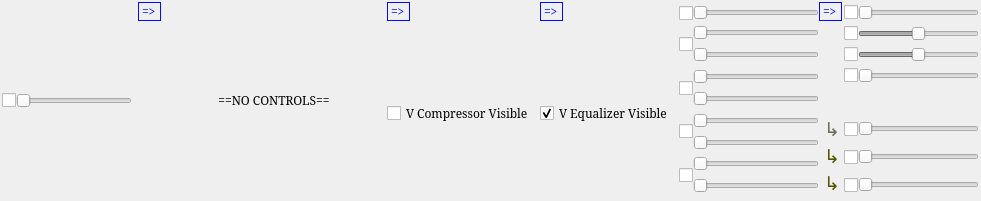
kmatheussen/radium, file Qt/qt4_audio_instrument_widget.ui: the form before one commit.
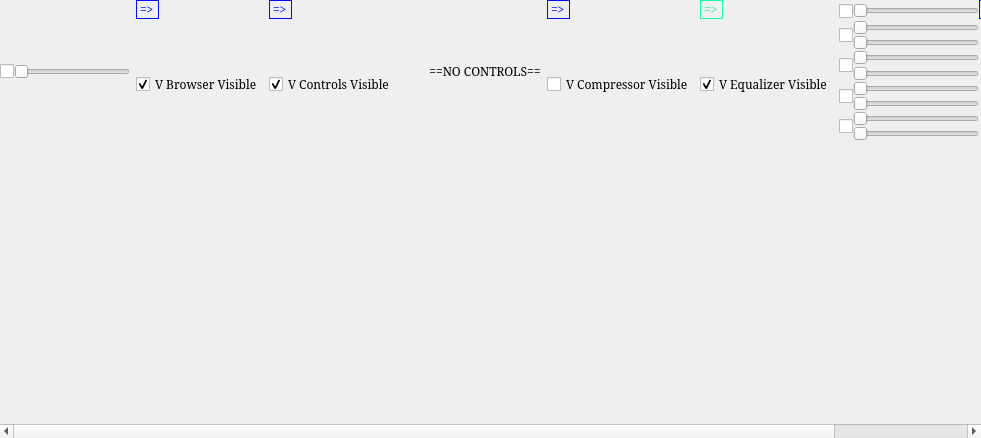
The form after the commit.

The edit to the form file:
```diff
--- a/Qt/qt4_audio_instrument_widget.ui
+++ b/Qt/qt4_audio_instrument_widget.ui
@@ -10,15 +10,21 @@
     <x>0</x>
     <y>0</y>
     <width>981</width>
-    <height>201</height>
+    <height>438</height>
    </rect>
   </property>
   <property name="sizePolicy">
-   <sizepolicy hsizetype="MinimumExpanding" vsizetype="MinimumExpanding">
+   <sizepolicy hsizetype="MinimumExpanding" vsizetype="Fixed">
     <horstretch>0</horstretch>
     <verstretch>0</verstretch>
    </sizepolicy>
   </property>
+  <property name="minimumSize">
+   <size>
+    <width>0</width>
+    <height>0</height>
+   </size>
+  </property>
   <property name="font">
    <font>
     <family>Serif</family>
@@ -38,9 +44,78 @@
   </property>
   <layout class="QGridLayout" name="gridLayout_3">
    <property name="margin">
+    <number>0</number>
+   </property>
+   <property name="spacing">
+    <number>0</number>
+   </property>
+   <item row="0" column="0">
+    <widget class="QScrollArea" name="scrollArea">
+     <property name="sizePolicy">
+      <sizepolicy hsizetype="Minimum" vsizetype="Expanding">
+       <horstretch>0</horstretch>
+       <verstretch>0</verstretch>
+      </sizepolicy>
+     </property>
+     <property name="minimumSize">
+      <size>
+       <width>0</width>
+       <height>0</height>
+      </size>
+     </property>
+     <property name="frameShape">
+      <enum>QFrame::NoFrame</enum>
+     </property>
+     <property name="lineWidth">
+      <number>0</number>
+     </property>
+     <property name="verticalScrollBarPolicy">
+      <enum>Qt::ScrollBarAlwaysOff</enum>
+     </property>
+     <property name="horizontalScrollBarPolicy">
+      <enum>Qt::ScrollBarAsNeeded</enum>
+     </property>
+     <property name="widgetResizable">
+      <bool>true</bool>
+     </property>
+     <widget class="QWidget" name="scrollAreaWidgetContents_2">
+      <property name="geometry">
+       <rect>
+        <x>0</x>
+        <y>0</y>
+        <width>1232</width>
+        <height>166</height>
+       </rect>
+      </property>
+      <property name="sizePolicy">
+       <sizepolicy hsizetype="Preferred" vsizetype="Fixed">
+        <horstretch>0</horstretch>
+        <verstretch>0</verstretch>
+       </sizepolicy>
+      </property>
+      <property name="minimumSize">
+       <size>
+        <width>0</width>
+        <height>0</height>
+       </size>
+      </property>
+      <layout class="QGridLayout" name="gridLayout_2">
+       <property name="leftMargin">
+        <number>0</number>
+       </property>
+       <property name="topMargin">
+        <number>0</number>
+       </property>
+       <property name="rightMargin">
+        <number>0</number>
+       </property>
+       <property name="bottomMargin">
     <number>2</number>
    </property>
-   <item row="0" column="2">
+       <property name="spacing">
+        <number>0</number>
+       </property>
+       <item row="0" column="0">
     <layout class="QHBoxLayout" name="effects_layout">
      <property name="spacing">
       <number>6</number>
@@ -152,6 +227,93 @@
        </layout>
       </widget>
      </item>
+         <item>
+          <widget class="QWidget" name="browserLayoutWidget" native="true">
+           <layout class="QVBoxLayout" name="browserLayout">
+            <property name="spacing">
+             <number>-1</number>
+            </property>
+            <property name="margin">
+             <number>0</number>
+            </property>
+            <item>
+             <widget class="QLabel" name="browserArrow">
+              <property name="sizePolicy">
+               <sizepolicy hsizetype="Fixed" vsizetype="Fixed">
+                <horstretch>0</horstretch>
+                <verstretch>0</verstretch>
+               </sizepolicy>
+              </property>
+              <property name="palette">
+               <palette>
+                <active>
+                 <colorrole role="WindowText">
+                  <brush brushstyle="SolidPattern">
+                   <color alpha="255">
+                    <red>0</red>
+                    <green>12</green>
+                    <blue>249</blue>
+                   </color>
+                  </brush>
+                 </colorrole>
+                </active>
+                <inactive>
+                 <colorrole role="WindowText">
+                  <brush brushstyle="SolidPattern">
+                   <color alpha="255">
+                    <red>0</red>
+                    <green>12</green>
+                    <blue>249</blue>
+                   </color>
+                  </brush>
+                 </colorrole>
+                </inactive>
+                <disabled>
+                 <colorrole role="WindowText">
+                  <brush brushstyle="SolidPattern">
+                   <color alpha="255">
+                    <red>106</red>
+                    <green>104</green>
+                    <blue>100</blue>
+                   </color>
+                  </brush>
+                 </colorrole>
+                </disabled>
+               </palette>
+              </property>
+              <property name="frameShape">
+               <enum>QFrame::Box</enum>
+              </property>
+              <property name="text">
+               <string>=&gt;</string>
+              </property>
+             </widget>
+            </item>
+            <item>
+             <widget class="QCheckBox" name="show_browser">
+              <property name="sizePolicy">
+               <sizepolicy hsizetype="Minimum" vsizetype="Minimum">
+                <horstretch>0</horstretch>
+                <verstretch>0</verstretch>
+               </sizepolicy>
+              </property>
+              <property name="maximumSize">
+               <size>
+                <width>16777215</width>
+                <height>16777215</height>
+               </size>
+              </property>
+              <property name="text">
+               <string>V Browser Visible</string>
+              </property>
+              <property name="checked">
+               <bool>true</bool>
+              </property>
+             </widget>
+            </item>
+           </layout>
+          </widget>
+         </item>
      <item>
       <layout class="QVBoxLayout" name="verticalLayout_11">
        <item>
@@ -208,19 +370,47 @@
         </widget>
        </item>
        <item>
-        <spacer name="verticalSpacer">
+            <widget class="QCheckBox" name="show_controls">
+             <property name="sizePolicy">
+              <sizepolicy hsizetype="Minimum" vsizetype="Minimum">
+               <horstretch>0</horstretch>
+               <verstretch>0</verstretch>
+              </sizepolicy>
+             </property>
+             <property name="text">
+              <string>V Controls Visible</string>
+             </property>
+             <property name="checked">
+              <bool>true</bool>
+             </property>
+            </widget>
+           </item>
+          </layout>
+         </item>
+         <item>
+          <widget class="QWidget" name="spacer_holder" native="true">
+           <property name="minimumSize">
+            <size>
+             <width>0</width>
+             <height>0</height>
+            </size>
+           </property>
+           <layout class="QHBoxLayout" name="horizontalLayout">
+            <item>
+             <spacer name="horizontalSpacer">
          <property name="orientation">
-          <enum>Qt::Vertical</enum>
+               <enum>Qt::Horizontal</enum>
          </property>
          <property name="sizeHint" stdset="0">
           <size>
-           <width>20</width>
-           <height>10</height>
+                <width>40</width>
+                <height>20</height>
           </size>
          </property>
         </spacer>
        </item>
       </layout>
+          </widget>
      </item>
      <item>
       <widget class="QLabel" name="pipe_label">
@@ -324,9 +514,9 @@
             <colorrole role="WindowText">
              <brush brushstyle="SolidPattern">
               <color alpha="255">
-               <red>0</red>
-               <green>12</green>
-               <blue>249</blue>
+                   <red>25</red>
+                   <green>249</green>
+                   <blue>186</blue>
               </color>
              </brush>
             </colorrole>
@@ -335,9 +525,9 @@
             <colorrole role="WindowText">
              <brush brushstyle="SolidPattern">
               <color alpha="255">
-               <red>0</red>
-               <green>12</green>
-               <blue>249</blue>
+                   <red>25</red>
+                   <green>249</green>
+                   <blue>186</blue>
               </color>
              </brush>
             </colorrole>
@@ -381,9 +571,7 @@
        </item>
       </layout>
      </item>
-    </layout>
-   </item>
-   <item row="0" column="3">
+         <item>
     <layout class="QHBoxLayout" name="horizontal_layout" stretch="0,0">
      <property name="spacing">
       <number>0</number>
@@ -1334,6 +1522,12 @@
       </widget>
      </item>
     </layout>
+         </item>
+        </layout>
+       </item>
+      </layout>
+     </widget>
+    </widget>
    </item>
   </layout>
  </widget>
```
Left out of the diff: 7 changed lines with no effect on the pictures. Lines whose indentation alone changed are shown as unchanged.
